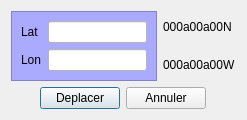
Before: the Qt Designer form src/Ui/realBoatPosition.ui in nohal/qtVlm, drawn with Qt 5.
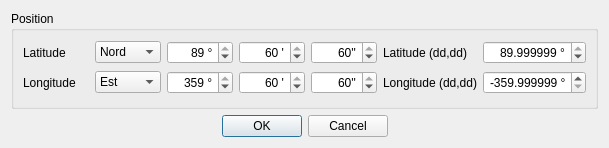
After: the same form once the commit is applied.

Commit message: Adapt coordinates capture for POI and boatReal to the format specified in the units menu. Suppress choice for units for wind speed (forced to knots) Generate automatically TWA 0 and TWS 0 if not in polar file. Filter " character from polar file (useful if generated by openOffice) Change some default options

What changed in the file:
```diff
--- a/src/Ui/realBoatPosition.ui
+++ b/src/Ui/realBoatPosition.ui
@@ -6,152 +6,270 @@
    <rect>
     <x>0</x>
     <y>0</y>
-    <width>247</width>
-    <height>104</height>
+    <width>609</width>
+    <height>148</height>
    </rect>
   </property>
   <property name="windowTitle">
    <string>Position du bateau</string>
   </property>
-  <layout class="QVBoxLayout" name="verticalLayout_2">
+  <layout class="QVBoxLayout" name="verticalLayout">
    <item>
-    <layout class="QHBoxLayout" name="horizontalLayout_2">
-     <item>
-      <widget class="QFrame" name="frame_3">
-       <property name="styleSheet">
-        <string notr="true">background-color: rgb(170, 170, 255);</string>
-       </property>
-       <property name="frameShape">
-        <enum>QFrame::StyledPanel</enum>
-       </property>
-       <property name="frameShadow">
-        <enum>QFrame::Raised</enum>
-       </property>
-       <layout class="QFormLayout" name="formLayout">
-        <property name="fieldGrowthPolicy">
-         <enum>QFormLayout::ExpandingFieldsGrow</enum>
+    <widget class="QGroupBox" name="groupBox_2">
+     <property name="title">
+      <string>Position</string>
+     </property>
+     <layout class="QGridLayout" name="gridLayout">
+      <item row="0" column="6">
+       <widget class="QDoubleSpinBox" name="lat_val">
+        <property name="alignment">
+         <set>Qt::AlignRight|Qt::AlignTrailing|Qt::AlignVCenter</set>
         </property>
-        <item row="1" column="0">
-         <widget class="QLabel" name="label">
-          <property name="text">
-           <string>Lat</string>
-          </property>
-         </widget>
+        <property name="suffix">
+         <string> °</string>
+        </property>
+        <property name="decimals">
+         <number>6</number>
+        </property>
+        <property name="minimum">
+         <double>-89.999999000000003</double>
+        </property>
+        <property name="maximum">
+         <double>89.999999000000003</double>
+        </property>
+        <property name="singleStep">
+         <double>0.100000000000000</double>
+        </property>
+        <property name="value">
+         <double>89.999999000000003</double>
+        </property>
+       </widget>
+      </item>
+      <item row="1" column="6">
+       <widget class="QDoubleSpinBox" name="lon_val">
+        <property name="alignment">
+         <set>Qt::AlignRight|Qt::AlignTrailing|Qt::AlignVCenter</set>
+        </property>
+        <property name="suffix">
+         <string> °</string>
+        </property>
+        <property name="decimals">
+         <number>6</number>
+        </property>
+        <property name="minimum">
+         <double>-359.999999000000003</double>
+        </property>
+        <property name="maximum">
+         <double>359.999999000000003</double>
+        </property>
+        <property name="singleStep">
+         <double>0.100000000000000</double>
+        </property>
+        <property name="value">
+         <double>-359.999999000000003</double>
+        </property>
+       </widget>
+      </item>
+      <item row="0" column="5">
+       <widget class="QLabel" name="label_5">
+        <property name="text">
+         <string>Latitude (dd,dd)</string>
+        </property>
+       </widget>
+      </item>
+      <item row="1" column="5">
+       <widget class="QLabel" name="label_6">
+        <property name="text">
+         <string>Longitude (dd,dd)</string>
+        </property>
+       </widget>
+      </item>
+      <item row="1" column="2">
+       <widget class="QDoubleSpinBox" name="lon_deg">
+        <property name="alignment">
+         <set>Qt::AlignRight|Qt::AlignTrailing|Qt::AlignVCenter</set>
+        </property>
+        <property name="suffix">
+         <string> °</string>
+        </property>
+        <property name="decimals">
+         <number>0</number>
+        </property>
+        <property name="maximum">
+         <double>359.000000000000000</double>
+        </property>
+        <property name="value">
+         <double>359.000000000000000</double>
+        </property>
+       </widget>
+      </item>
+      <item row="1" column="3">
+       <widget class="QDoubleSpinBox" name="lon_min">
+        <property name="alignment">
+         <set>Qt::AlignRight|Qt::AlignTrailing|Qt::AlignVCenter</set>
+        </property>
+        <property name="suffix">
+         <string> '</string>
+        </property>
+        <property name="decimals">
+         <number>0</number>
+        </property>
+        <property name="minimum">
+         <double>0.000000000000000</double>
+        </property>
+        <property name="maximum">
+         <double>60.000000000000000</double>
+        </property>
+        <property name="value">
+         <double>60.000000000000000</double>
+        </property>
+       </widget>
+      </item>
+      <item row="1" column="1">
+       <widget class="QComboBox" name="lon_sig">
+        <item>
+         <property name="text">
+          <string>Est</string>
+         </property>
         </item>
-        <item row="1" column="1">
-         <widget class="QLineEdit" name="lat">
-          <property name="styleSheet">
-           <string notr="true">background-color: rgb(255, 255, 255);</string>
-          </property>
-          <property name="text">
-           <string/>
-          </property>
-         </widget>
-        </item>
-        <item row="2" column="0">
-         <widget class="QLabel" name="label_2">
-          <property name="text">
-           <string>Lon</string>
-          </property>
-         </widget>
-        </item>
-        <item row="2" column="1">
-         <widget class="QLineEdit" name="lon">
-          <property name="styleSheet">
-           <string notr="true">background-color: rgb(255, 255, 255);</string>
-          </property>
-         </widget>
-        </item>
-       </layout>
-      </widget>
-     </item>
-     <item>
-      <layout class="QVBoxLayout" name="verticalLayout">
-       <item>
-        <widget class="QLabel" name="conv_lat">
-         <property name="font">
-          <font>
-           <weight>50</weight>
-           <bold>false</bold>
-          </font>
+        <item>
+         <property name="text">
+          <string>Ouest</string>
          </property>
+        </item>
+       </widget>
+      </item>
+      <item row="0" column="0">
+       <widget class="QLabel" name="label">
+        <property name="text">
+         <string>Latitude</string>
+        </property>
+       </widget>
+      </item>
+      <item row="0" column="3">
+       <widget class="QDoubleSpinBox" name="lat_min">
+        <property name="alignment">
+         <set>Qt::AlignRight|Qt::AlignTrailing|Qt::AlignVCenter</set>
+        </property>
+        <property name="suffix">
+         <string> '</string>
+        </property>
+        <property name="decimals">
+         <number>0</number>
+        </property>
+        <property name="minimum">
+         <double>0.000000000000000</double>
+        </property>
+        <property name="maximum">
+         <double>60.000000000000000</double>
+        </property>
+        <property name="value">
+         <double>60.000000000000000</double>
+        </property>
+       </widget>
+      </item>
+      <item row="0" column="1">
+       <widget class="QComboBox" name="lat_sig">
+        <item>
          <property name="text">
-          <string>000a00a00N</string>
+          <string>Nord</string>
          </property>
-        </widget>
-       </item>
-       <item>
-        <widget class="QLabel" name="conv_lon">
-         <property name="font">
-          <font>
-           <weight>50</weight>
-           <bold>false</bold>
-          </font>
-         </property>
+        </item>
+        <item>
          <property name="text">
-          <string>000a00a00W</string>
+          <string>Sud</string>
          </property>
-        </widget>
-       </item>
-      </layout>
-     </item>
-    </layout>
+        </item>
+       </widget>
+      </item>
+      <item row="0" column="2">
+       <widget class="QDoubleSpinBox" name="lat_deg">
+        <property name="autoFillBackground">
+         <bool>false</bool>
+        </property>
+        <property name="alignment">
+         <set>Qt::AlignRight|Qt::AlignTrailing|Qt::AlignVCenter</set>
+        </property>
+        <property name="prefix">
+         <string/>
+        </property>
+        <property name="suffix">
+         <string> °</string>
+        </property>
+        <property name="decimals">
+         <number>0</number>
+        </property>
+        <property name="maximum">
+         <double>89.000000000000000</double>
+        </property>
+        <property name="value">
+         <double>89.000000000000000</double>
+        </property>
+       </widget>
+      </item>
+      <item row="0" column="4">
+       <widget class="QDoubleSpinBox" name="lat_sec">
+        <property name="alignment">
+         <set>Qt::AlignRight|Qt::AlignTrailing|Qt::AlignVCenter</set>
+        </property>
+        <property name="suffix">
+         <string>''</string>
+        </property>
+        <property name="decimals">
+         <number>0</number>
+        </property>
+        <property name="minimum">
+         <double>0.000000000000000</double>
+        </property>
+        <property name="maximum">
+         <double>60.000000000000000</double>
+        </property>
+        <property name="value">
+         <double>60.000000000000000</double>
+        </property>
+       </widget>
+      </item>
+      <item row="1" column="4">
+       <widget class="QDoubleSpinBox" name="lon_sec">
+        <property name="alignment">
+         <set>Qt::AlignRight|Qt::AlignTrailing|Qt::AlignVCenter</set>
+        </property>
+        <property name="suffix">
+         <string>''</string>
+        </property>
+        <property name="decimals">
+         <number>0</number>
+        </property>
+        <property name="minimum">
+         <double>0.000000000000000</double>
+        </property>
+        <property name="maximum">
+         <double>60.000000000000000</double>
+        </property>
+        <property name="value">
+         <double>60.000000000000000</double>
+        </property>
+       </widget>
+      </item>
+      <item row="1" column="0">
+       <widget class="QLabel" name="label_2">
+        <property name="text">
+         <string>Longitude</string>
+        </property>
+       </widget>
+      </item>
+     </layout>
+    </widget>
    </item>
    <item>
-    <layout class="QHBoxLayout" name="horizontalLayout">
-     <item>
-      <spacer name="horizontalSpacer_4">
-       <property name="orientation">
-        <enum>Qt::Horizontal</enum>
-       </property>
-       <property name="sizeHint" stdset="0">
-        <size>
-         <width>40</width>
-         <height>20</height>
-        </size>
-       </property>
-      </spacer>
-     </item>
-     <item>
-      <widget class="QPushButton" name="btn_saveWP">
-       <property name="font">
-        <font>
-         <weight>50</weight>
-         <bold>false</bold>
-        </font>
-       </property>
-       <property name="text">
-        <string>Deplacer</string>
-       </property>
-      </widget>
-     </item>
-     <item>
-      <widget class="QPushButton" name="btn_saveWP_2">
-       <property name="font">
-        <font>
-         <weight>50</weight>
-         <bold>false</bold>
-        </font>
-       </property>
-       <property name="text">
-        <string>Annuler</string>
-       </property>
-      </widget>
-     </item>
-     <item>
-      <spacer name="horizontalSpacer_3">
-       <property name="orientation">
-        <enum>Qt::Horizontal</enum>
-       </property>
-       <property name="sizeHint" stdset="0">
-        <size>
-         <width>40</width>
-         <height>20</height>
-        </size>
-       </property>
-      </spacer>
-     </item>
-    </layout>
+    <widget class="QDialogButtonBox" name="buttonBox">
+     <property name="standardButtons">
+      <set>QDialogButtonBox::Cancel|QDialogButtonBox::Ok</set>
+     </property>
+     <property name="centerButtons">
+      <bool>true</bool>
+     </property>
+    </widget>
    </item>
   </layout>
  </widget>
```
Left out of the diff: 80 changed lines with no effect on the pictures. The commit also changes 18 other files.
